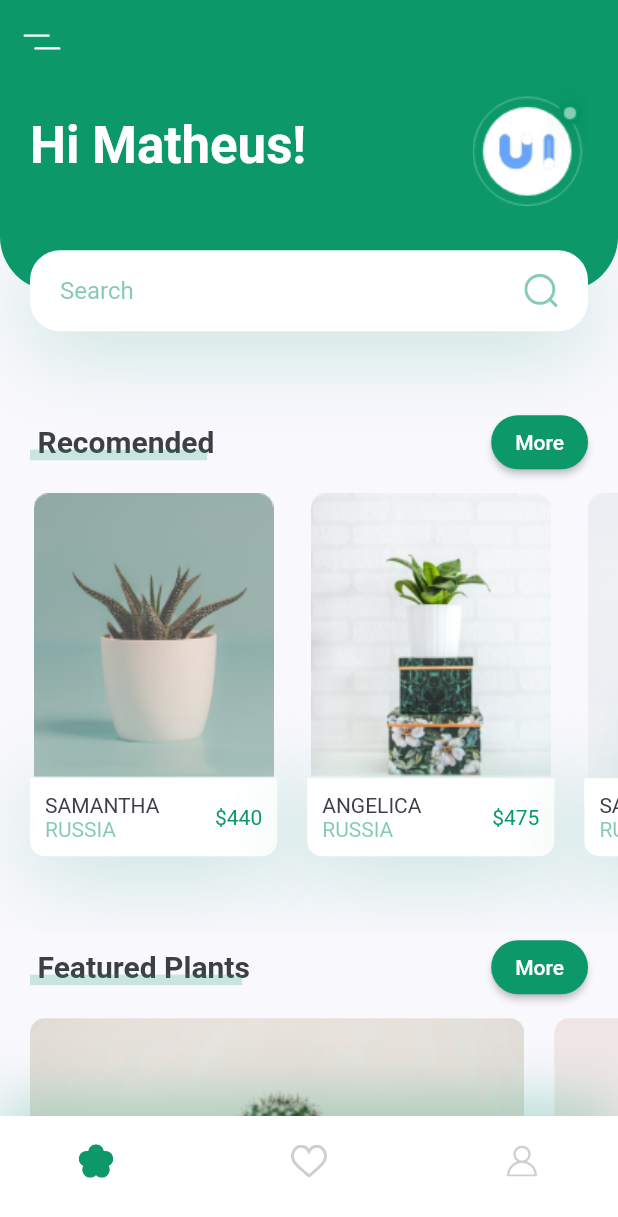
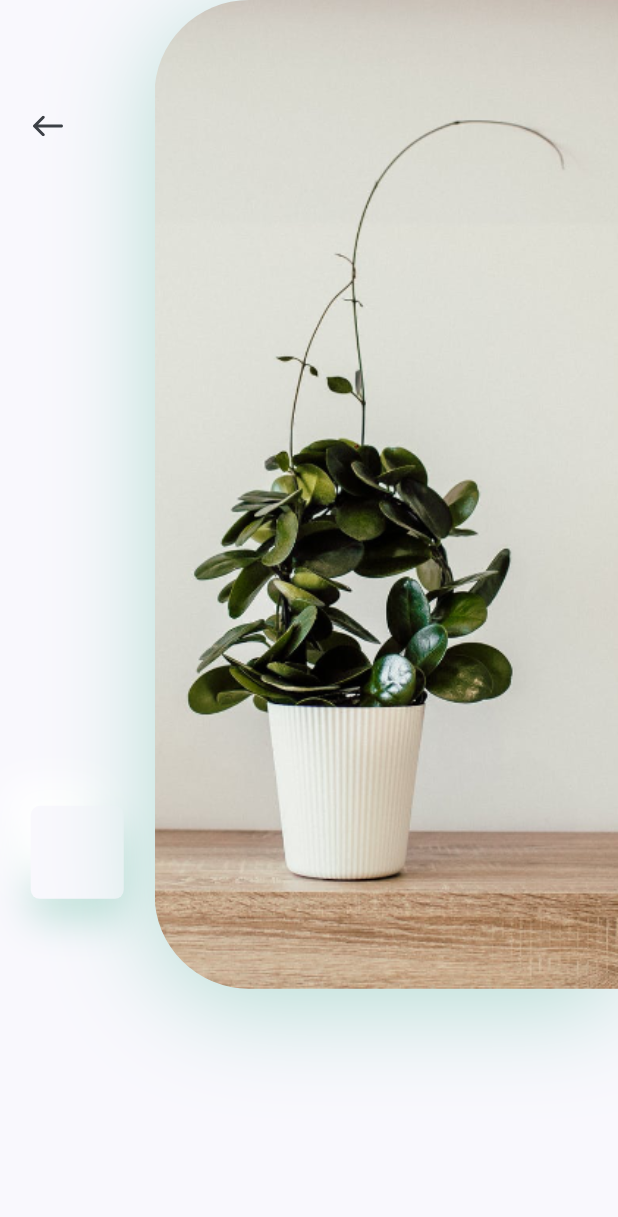
Before and after one commit to MatheusAngelicio/Plant_App, a Flutter app: the screen it shows after launch, after a tap on an icon or button, on a phone screen of 412 x 824 dp. Shown: the top 1217 px of the screen. Run offline on Flutter 3.47's test engine with Material 2 defaults, Android fonts, the phone set to English and light mode, and no system bars; our stand-ins replace flutter_svg.

Commit message:
iniciar detalhes

```diff
--- a/lib/screens/details/components/body.dart
+++ b/lib/screens/details/components/body.dart
@@ -0,0 +1,86 @@
+import 'package:flutter/material.dart';
+import 'package:flutter_svg/svg.dart';
+import 'package:plant_app/constants.dart';
+
+class Body extends StatelessWidget {
+  const Body({super.key});
+
+  @override
+  Widget build(BuildContext context) {
+    var size = MediaQuery.of(context).size;
+    return Column(
+      children: [
+        SizedBox(
+          height: size.height * 0.8,
+          child: Row(
+            children: [
+              Expanded(
+                child: Padding(
+                  padding: const EdgeInsets.symmetric(
+                    vertical: kDefaultPadding * 3,
+                  ),
+                  child: Column(
+                    children: [
+                      Align(
+                        alignment: Alignment.topLeft,
+                        child: IconButton(
+                          padding:
+                              EdgeInsets.symmetric(horizontal: kDefaultPadding),
+                          onPressed: () {
+                            Navigator.pop(context);
+                          },
+                          icon: SvgPicture.asset("assets/icons/back_arrow.svg"),
+                        ),
+                      ),
+                      Spacer(),
+                      Container(
+                        height: 62,
+                        width: 62,
+                        decoration: BoxDecoration(
+                          color: kBackgroundColor,
+                          borderRadius: BorderRadius.circular(6),
+                          boxShadow: [
+                            BoxShadow(
+                              offset: Offset(0, 15),
+                              blurRadius: 22,
+                              color: kPrimaryColor.withOpacity(0.22),
+                            ),
+                            BoxShadow(
+                                offset: Offset(-15, -15),
+                                blurRadius: 20,
+                                color: Colors.white),
+                          ],
+                        ),
+                      )
+                    ],
+                  ),
+                ),
+              ),
+              Container(
+                height: size.height * 0.8,
+                width: size.width * 0.75,
+                decoration: BoxDecoration(
+                  borderRadius: BorderRadius.only(
+                    topLeft: Radius.circular(63),
+                    bottomLeft: Radius.circular(63),
+                  ),
+                  boxShadow: [
+                    BoxShadow(
+                        offset: Offset(0, 10),
+                        blurRadius: 60,
+                        color: kPrimaryColor.withOpacity(0.29)),
+                  ],
+                  image: DecorationImage(
+                    alignment: Alignment.centerLeft,
+                    fit: BoxFit.cover,
+                    image: AssetImage("assets/images/img.png"),
+                  ),
+                ),
+              ),
+            ],
+          ),
+        )
+      ],
+    );
+  }
+}
--- a/lib/screens/details/details_screen.dart
+++ b/lib/screens/details/details_screen.dart
@@ -1,10 +1,13 @@
 import 'package:flutter/material.dart';
+import 'package:plant_app/screens/details/components/body.dart';
 
 class DetailScreen extends StatelessWidget {
   const DetailScreen({super.key});
 
   @override
   Widget build(BuildContext context) {
-    return Scaffold();
+    return Scaffold(
+      body: Body(),
+    );
   }
 }
--- a/lib/screens/home/components/recomend_plants.dart
+++ b/lib/screens/home/components/recomend_plants.dart
@@ -34,7 +34,14 @@ class RecomendsPlants extends StatelessWidget {
             title: "Angelica",
             country: "Russia",
             price: 475,
-            press: () {},
+            press: () {
+              Navigator.push(
+                context,
+                MaterialPageRoute(
+                  builder: (context) => DetailScreen(),
+                ),
+              );
+            },
           ),
           RecomendPlantCard(
             image: "assets/images/image_3.png",
```
